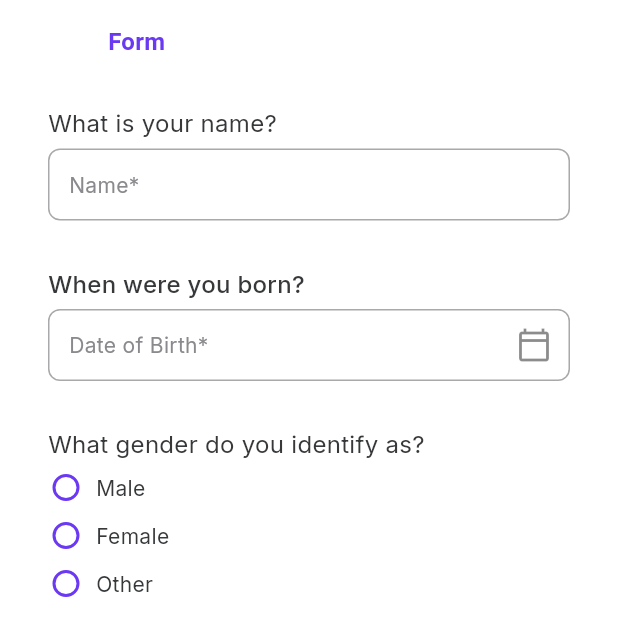
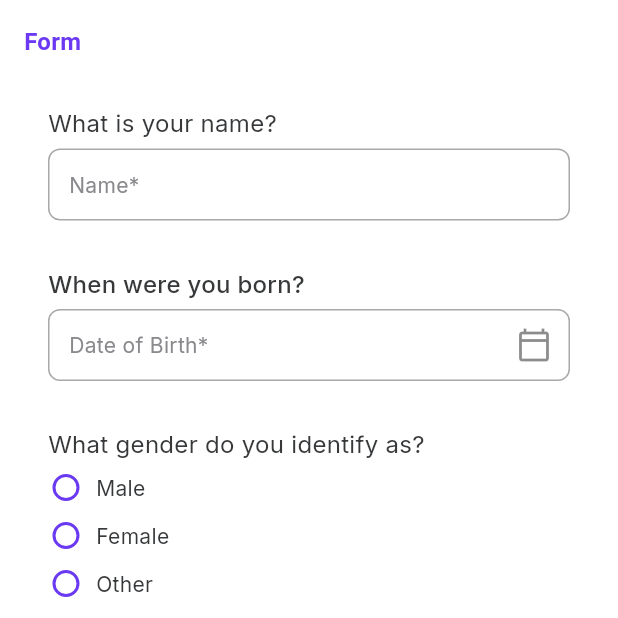
Before and after one commit to sujanpatro-surya/flutter-form-exercise, a Flutter app: the FormPage screen opened directly, on a phone screen of 412 x 824 dp, the top half of it. Run offline on Flutter 3.47's test engine with Material 2 defaults, Android fonts, the phone set to English and light mode, and no system bars; generated files the repository leaves out were written again.

Commit message:
Fixed AppBar layout for both Form Page and Form Response page

```diff
--- a/lib/screens/form/form.dart
+++ b/lib/screens/form/form.dart
@@ -1,4 +1,5 @@
 import 'package:flutter/material.dart';
+import 'package:flutter_form_exercise/screens/common_util.dart';
 import 'package:flutter_form_exercise/screens/form/sections/birth_date.dart';
 import 'package:flutter_form_exercise/screens/form/sections/gender.dart';
 import 'package:flutter_form_exercise/screens/form/sections/opinion.dart';
@@ -12,6 +13,7 @@ import 'package:flutter_form_exercise/screens/form/sections/name.dart';
 class FormPage extends StatefulWidget {
   const FormPage({Key? key}) : super(key: key);
   static late double submitButtonWidth;
+  static const double _appBarTitleBottomPadding = 12;
 
   @override
   State<FormPage> createState() => _FormPageState();
@@ -20,18 +22,30 @@ class FormPage extends StatefulWidget {
 class _FormPageState extends State<FormPage> {
   @override
   Widget build(BuildContext context) {
-    AppLocalizations appLocalizations = AppLocalizations.of(context)!;
+    final AppLocalizations appLocalizations = AppLocalizations.of(context)!;
+    late final Widget appBarText;
     late final List<Widget> formElementsOrder;
-    if (MediaQuery.of(context).orientation == Orientation.portrait) {
+    Orientation orientation = MediaQuery.of(context).orientation;
+    if (orientation == Orientation.portrait) {
       formElementsOrder = getWidgetListInPortraitOrder();
+      appBarText = Text(appLocalizations.appBarTitle);
     }
     else {
       formElementsOrder = getWidgetListInLandscapeOrder();
+      appBarText = Padding(padding: const EdgeInsets.fromLTRB(
+          AppPaddings.large,
+          AppPaddings.large,
+          AppPaddings.large,
+          FormPage._appBarTitleBottomPadding,
+        ),
+        child: Text(appLocalizations.appBarTitle),
+      );
     }
 
     return Scaffold(
-      appBar: AppBar(
-        title: Text(appLocalizations.appBarTitle),
+      appBar: buildAppBar(
+        context: context,
+        title: appBarText
       ),
       body: SingleChildScrollView(
         padding: const EdgeInsets.fromLTRB(
--- a/lib/screens/form_response/form_response.dart
+++ b/lib/screens/form_response/form_response.dart
@@ -24,7 +24,7 @@ class FormResponse extends StatelessWidget {
         context: context,
         title: Text(
           appLocalizations.yourResponse,
-          // style: const TextStyle(color: Color(0xFF36383A))
+          style: theme.textTheme.headlineSmall,
         )
       ),
       body: Column(
```
Also changed, not shown: lib/screens/common_util.dart (+13 -17 lines).
